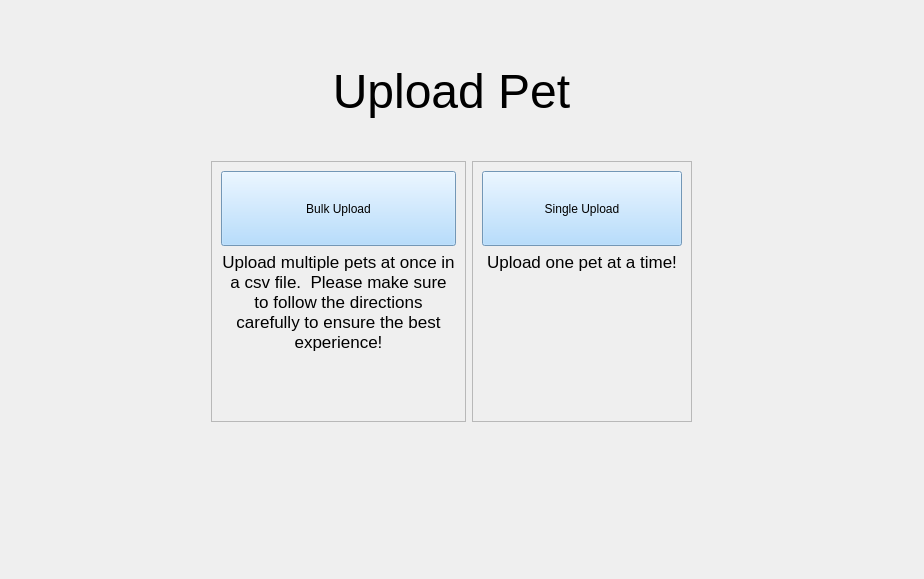
Old version of the form team1_1/GUI/mypets.ui in the repository lee-anh/Adopet.
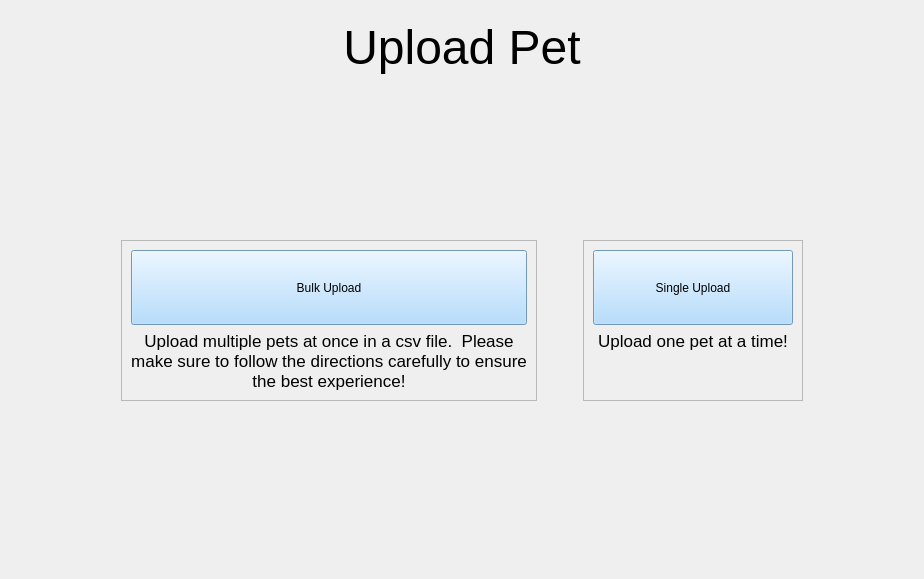
New version of the form. The open tabs and pages were chosen to show the change.

```diff
--- a/team1_1/GUI/mypets.ui
+++ b/team1_1/GUI/mypets.ui
@@ -482,15 +482,9 @@
       </layout>
      </widget>
      <widget class="QWidget" name="uploadPet">
+      <layout class="QVBoxLayout" name="verticalLayout_21">
+       <item>
       <widget class="QLabel" name="label_5">
-       <property name="geometry">
-        <rect>
-         <x>300</x>
-         <y>50</y>
-         <width>281</width>
-         <height>61</height>
-        </rect>
-       </property>
        <property name="font">
         <font>
          <pointsize>36</pointsize>
@@ -503,15 +497,36 @@
         <set>Qt::AlignCenter</set>
        </property>
       </widget>
-      <widget class="QWidget" name="layoutWidget">
-       <property name="geometry">
-        <rect>
-         <x>200</x>
-         <y>150</y>
-         <width>481</width>
-         <height>261</height>
-        </rect>
-       </property>
+       </item>
+       <item>
+        <spacer name="verticalSpacer_4">
+         <property name="orientation">
+          <enum>Qt::Vertical</enum>
+         </property>
+         <property name="sizeHint" stdset="0">
+          <size>
+           <width>20</width>
+           <height>40</height>
+          </size>
+         </property>
+        </spacer>
+       </item>
+       <item>
+        <layout class="QHBoxLayout" name="horizontalLayout_15">
+         <item>
+          <spacer name="horizontalSpacer_21">
+           <property name="orientation">
+            <enum>Qt::Horizontal</enum>
+           </property>
+           <property name="sizeHint" stdset="0">
+            <size>
+             <width>40</width>
+             <height>20</height>
+            </size>
+           </property>
+          </spacer>
+         </item>
+         <item>
        <layout class="QHBoxLayout" name="horizontalLayout_11">
         <item>
          <widget class="QFrame" name="frame">
@@ -614,7 +629,36 @@
          </widget>
         </item>
        </layout>
-      </widget>
+         </item>
+         <item>
+          <spacer name="horizontalSpacer_22">
+           <property name="orientation">
+            <enum>Qt::Horizontal</enum>
+           </property>
+           <property name="sizeHint" stdset="0">
+            <size>
+             <width>40</width>
+             <height>20</height>
+            </size>
+           </property>
+          </spacer>
+         </item>
+        </layout>
+       </item>
+       <item>
+        <spacer name="verticalSpacer_3">
+         <property name="orientation">
+          <enum>Qt::Vertical</enum>
+         </property>
+         <property name="sizeHint" stdset="0">
+          <size>
+           <width>20</width>
+           <height>147</height>
+          </size>
+         </property>
+        </spacer>
+       </item>
+      </layout>
      </widget>
      <widget class="QWidget" name="editPet">
       <layout class="QGridLayout" name="gridLayout_3">
```
Left out of the diff: 4 changed lines with no effect on the pictures. Lines whose indentation alone changed are shown as unchanged.
